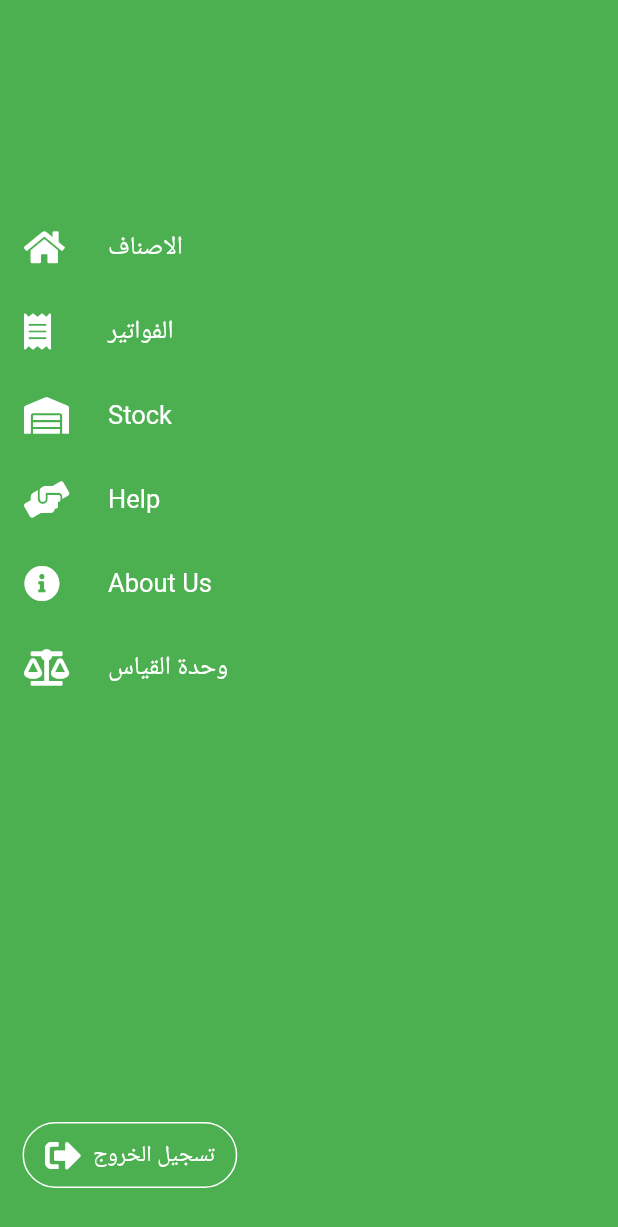
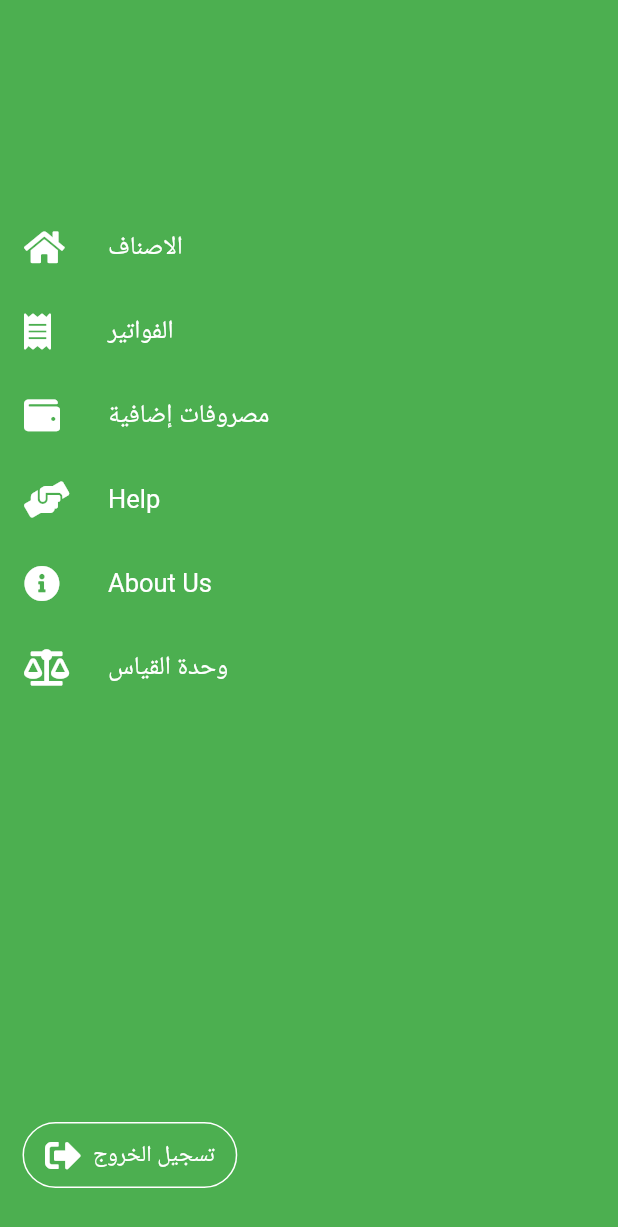
Before and after one commit to ragabelsayed/SevenKasb, a Flutter app: the MenuScreen screen opened directly with empty values, on a phone screen of 412 x 824 dp. Shown: the top 1227 px of the screen. Run offline on Flutter 3.47's test engine with Material 2 defaults, Android fonts, the phone set to English and light mode, and no system bars; our stand-ins replace flutter_riverpod, flutter_zoom_drawer, fluttertoast, font_awesome_flutter, shared_preferences; accounts and stored records are empty.

Commit message:
add extra expenses screen file

```diff
--- a/sugarcane_juice_app/lib/config/routes.dart
+++ b/sugarcane_juice_app/lib/config/routes.dart
@@ -1,6 +1,7 @@
 import 'package:flutter/material.dart';
 import 'package:sugarcane_juice_app/screens/bill/bill_screen.dart';
 import 'package:sugarcane_juice_app/screens/bill/new_bill_screen.dart';
+import 'package:sugarcane_juice_app/screens/extra_expenses/extra_expenses_screen.dart';
 import 'package:sugarcane_juice_app/screens/home_screen.dart';
 import 'package:sugarcane_juice_app/screens/login_screen.dart';
 
@@ -15,5 +16,6 @@ class AppRoutes {
     BillScreen.routName: (ctx) => BillScreen(),
     UnitScreen.routName: (ctx) => UnitScreen(),
     NewBillScreen.routName: (ctx) => NewBillScreen(),
+    ExtraExpensesScreen.routName: (ctx) => ExtraExpensesScreen(),
   };
 }
--- a/sugarcane_juice_app/lib/screens/home_screen.dart
+++ b/sugarcane_juice_app/lib/screens/home_screen.dart
@@ -1,6 +1,7 @@
 import 'package:flutter/material.dart';
 import 'package:flutter_zoom_drawer/flutter_zoom_drawer.dart';
 import 'package:sugarcane_juice_app/screens/bill/bill_screen.dart';
+import 'package:sugarcane_juice_app/screens/extra_expenses/extra_expenses_screen.dart';
 import 'package:sugarcane_juice_app/screens/item/item_screen.dart';
 import 'package:sugarcane_juice_app/screens/menu/menu_screen.dart';
 import 'package:sugarcane_juice_app/screens/unit/unit_screen.dart';
@@ -45,6 +46,8 @@ class _HomeScreenState extends State<HomeScreen> {
         return BillScreen();
       case MenuItems.unit:
         return UnitScreen();
+      case MenuItems.extra:
+        return ExtraExpensesScreen();
       default:
         return ItemScreen();
     }
--- a/sugarcane_juice_app/lib/screens/menu/menu_screen.dart
+++ b/sugarcane_juice_app/lib/screens/menu/menu_screen.dart
@@ -8,7 +8,8 @@ import '/config/palette.dart';
 class MenuItems {
   static const item = MenuItem('الاصناف', FaIcon(FontAwesomeIcons.home));
   static const bills = MenuItem('الفواتير', FaIcon(FontAwesomeIcons.receipt));
-  static const stock = MenuItem('Stock', FaIcon(FontAwesomeIcons.warehouse));
+  static const extra =
+      MenuItem('مصروفات إضافية', FaIcon(FontAwesomeIcons.wallet));
   static const help = MenuItem('Help', FaIcon(FontAwesomeIcons.handsHelping));
   static const aboutUs =
       MenuItem('About Us', FaIcon(FontAwesomeIcons.infoCircle));
@@ -18,7 +19,7 @@ class MenuItems {
   static const all = [
     item,
     bills,
-    stock,
+    extra,
     help,
     aboutUs,
     unit,
```
Also changed, not shown: sugarcane_juice_app/lib/screens/extra_expenses/extra_expenses_screen.dart (added, +24 -0 lines).
